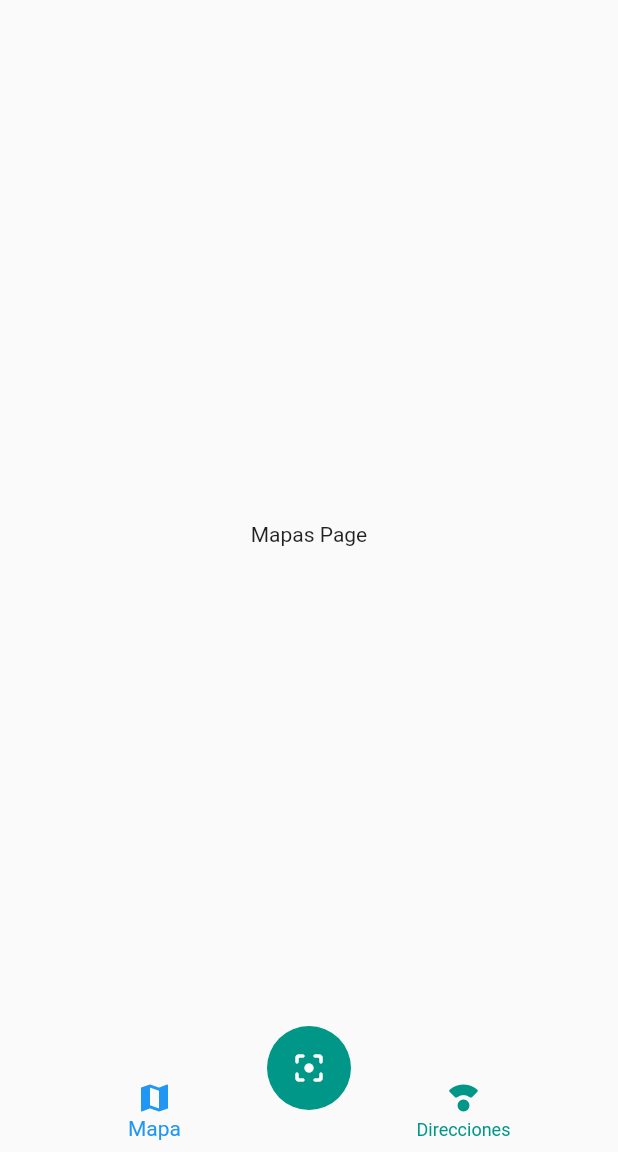
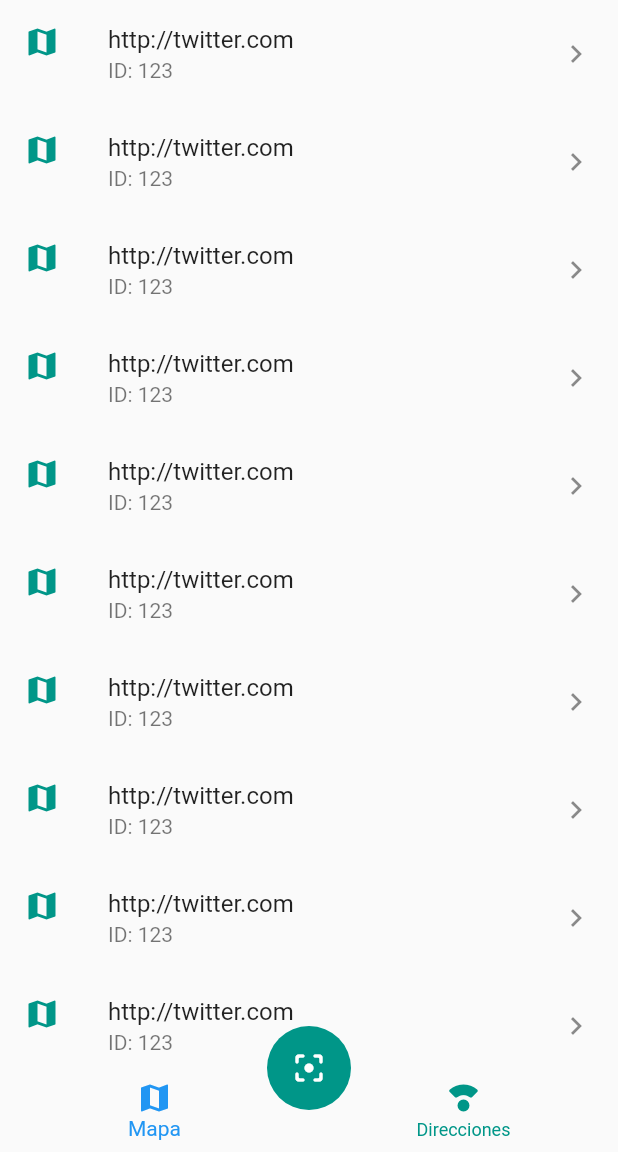
Before and after one commit to ddienu/QR-Reader, a Flutter app: the screen it shows after launch, on a phone screen of 412 x 824 dp, the part 84-1236 px from its top. Run offline on Flutter 3.47's test engine with Material 2 defaults, Android fonts, the phone set to English and light mode, and no system bars; our stand-ins replace sqflite; missing offline and left inert: flutter_barcode_scanner; accounts and stored records are empty.

Commit message:
Update: mapas page.
Update mapas page with a listviewbuilder in it content the list of the scans and the information of the database.

```diff
--- a/lib/src/pages/mapas_page.dart
+++ b/lib/src/pages/mapas_page.dart
@@ -6,8 +6,15 @@ class MapasPage extends StatelessWidget {
 
   @override
   Widget build(BuildContext context) {
-    return Center(
-      child: Text('Mapas Page'),
-    );
+    return ListView.builder(
+      itemBuilder: (_ , i) => ListTile(
+        leading: Icon(Icons.map, color: Colors.teal),
+        title: Text('http://twitter.com'),
+        subtitle: Text('ID: 123'),
+        trailing: Icon(Icons.keyboard_arrow_right),
+        onTap: () => print('Abrir algo...'),
+      ),
+      itemCount: 10,
+      );
   }
 }
```
